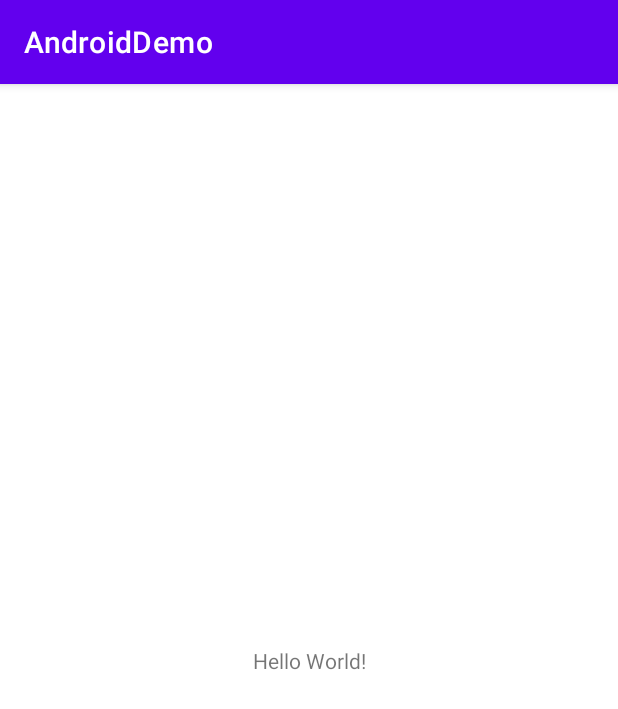
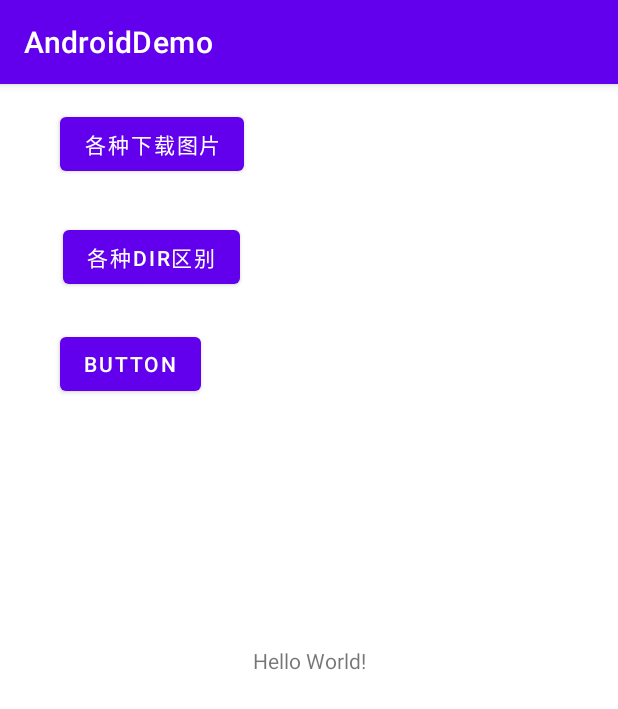
Before and after one commit to cag2050/AndroidDemo, an Android app: the screen it shows after launch (MainActivity), on a phone screen of 412 x 824 dp. Shown: the top 709 px of the screen. Run offline under Robolectric (Android 15) with nearby library versions, the phone set to English and light mode, and no system bars.

Commit message:
add: 图片下载例子

```diff
--- a/app/build.gradle
+++ b/app/build.gradle
@@ -30,6 +30,9 @@ android {
     kotlinOptions {
         jvmTarget = '1.8'
     }
+    buildFeatures {
+        viewBinding true
+    }
 }
 
 dependencies {
--- a/app/src/main/java/com/example/androiddemo/MainActivity.kt
+++ b/app/src/main/java/com/example/androiddemo/MainActivity.kt
@@ -1,11 +1,30 @@
 package com.example.androiddemo
 
+import android.content.Intent
 import androidx.appcompat.app.AppCompatActivity
 import android.os.Bundle
+import android.util.Log
+import com.example.androiddemo.databinding.ActivityMainBinding
 
 class MainActivity : AppCompatActivity() {
     override fun onCreate(savedInstanceState: Bundle?) {
         super.onCreate(savedInstanceState)
-        setContentView(R.layout.activity_main)
+//        旧写法
+//        setContentView(R.layout.activity_main)
+//        ViewBinding写法:
+//        https://blog.csdn.net/guolin_blog/article/details/113089706
+        val binding = ActivityMainBinding.inflate(layoutInflater)
+        setContentView(binding.root)
+
+        binding.downloadImageButton.setOnClickListener {
+            Log.d("MainActivity", "点击了下载图片按钮")
+            val intent = Intent(this, DownloadImageJavaActivity::class.java);
+            startActivity(intent)
+        }
+
+        binding.dirDifferenceButton.setOnClickListener {
+            val intent = Intent(this, DirDifferenceActivity::class.java);
+            startActivity(intent)
+        }
     }
 }
--- a/app/src/main/res/layout/activity_main.xml
+++ b/app/src/main/res/layout/activity_main.xml
@@ -7,6 +7,7 @@
     tools:context=".MainActivity">
 
     <TextView
+        android:id="@+id/textView"
         android:layout_width="wrap_content"
         android:layout_height="wrap_content"
         android:text="Hello World!"
@@ -15,4 +16,36 @@
         app:layout_constraintRight_toRightOf="parent"
         app:layout_constraintTop_toTopOf="parent" />
 
+    <Button
+        android:id="@+id/download_image_button"
+        android:layout_width="wrap_content"
+        android:layout_height="wrap_content"
+        android:layout_marginStart="40dp"
+        android:layout_marginTop="16dp"
+        android:text="各种下载图片"
+        app:layout_constraintStart_toStartOf="parent"
+        app:layout_constraintTop_toTopOf="parent" />
+
+    <Button
+        android:id="@+id/dir_difference_button"
+        android:layout_width="wrap_content"
+        android:layout_height="wrap_content"
+        android:layout_marginStart="2dp"
+        android:layout_marginBottom="23dp"
+        android:text="各种dir区别"
+        app:layout_constraintBottom_toTopOf="@+id/button3"
+        app:layout_constraintStart_toStartOf="@+id/button3" />
+
+    <Button
+        android:id="@+id/button3"
+        android:layout_width="wrap_content"
+        android:layout_height="wrap_content"
+        android:layout_marginStart="40dp"
+        android:layout_marginTop="162dp"
+        android:layout_marginBottom="164dp"
+        android:text="Button"
+        app:layout_constraintBottom_toTopOf="@+id/textView"
+        app:layout_constraintStart_toStartOf="parent"
+        app:layout_constraintTop_toTopOf="@+id/button" />
+
 </androidx.constraintlayout.widget.ConstraintLayout>
```
Also changed, not shown: app/src/main/AndroidManifest.xml (+7 -0 lines), app/src/main/java/com/example/androiddemo/DirDifferenceActivity.kt (added, +17 -0 lines), app/src/main/java/com/example/androiddemo/DownloadImageJavaActivity.java (added, +261 -0 lines), app/src/main/res/layout/activity_dir_difference.xml (added, +29 -0 lines), app/src/main/res/layout/activity_download_image_java.xml (added, +51 -0 lines), 1 other file.
